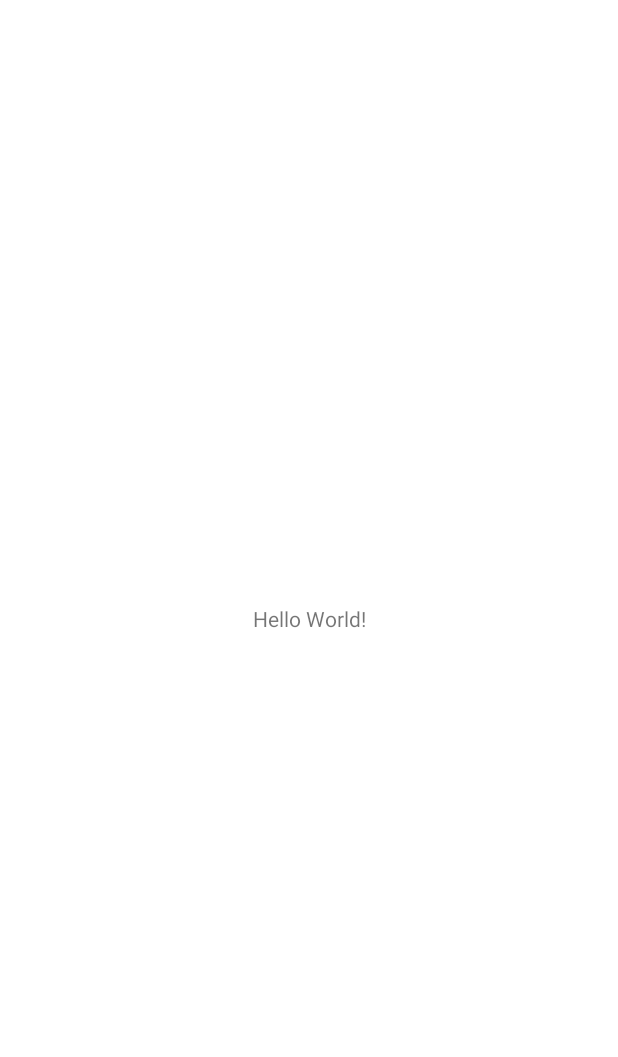
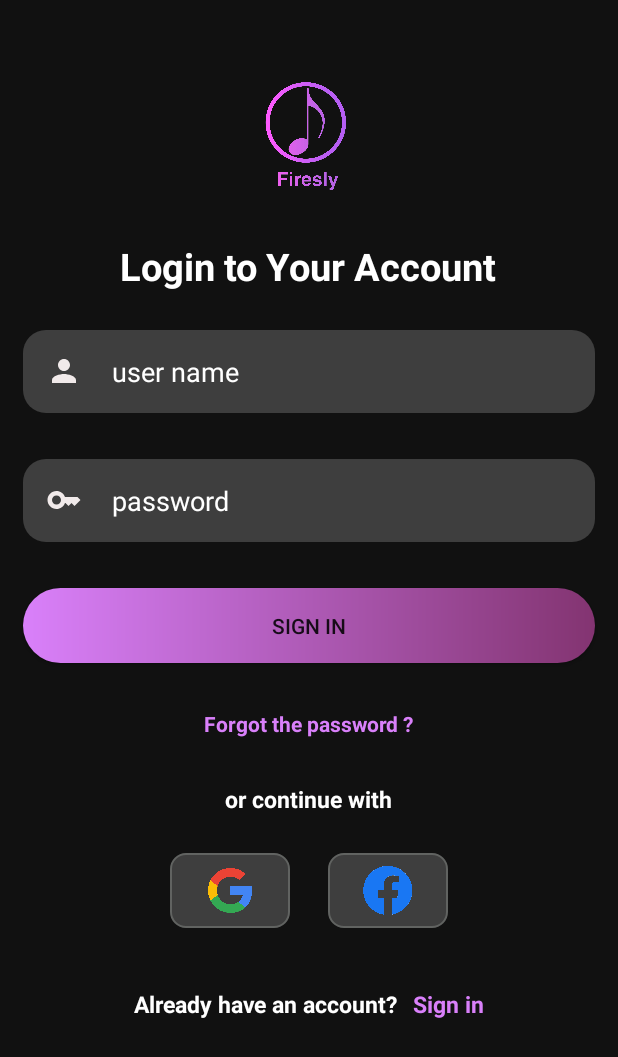
Before and after one commit to truongnnph24742/FireslyMusic_Nhom2, an Android app: the screen it shows after launch (MainActivity before the commit, ManHinhDangNhapActivity after it), on a phone screen of 412 x 824 dp. Before the commit the part shown is almost empty. Shown: the top 1057 px of the screen. Run offline under Robolectric (Android 15) with nearby library versions, the light colour scheme and no system bars.

Commit message:
Nguyễn Thế Hưng làm màn hình đăng nhập

```diff
--- a/app/src/main/AndroidManifest.xml
+++ b/app/src/main/AndroidManifest.xml
@@ -12,6 +12,13 @@
         android:supportsRtl="true"
         android:theme="@style/Theme.FireslyMusic_Nhom2_CP17310"
         tools:targetApi="31">
+        <activity
+            android:name=".Activity.ManHinhDangNhapActivity"
+            android:exported="false">
+            <meta-data
+                android:name="android.app.lib_name"
+                android:value="" />
+        </activity>
         <activity
             android:name=".MainActivity"
             android:exported="false">
--- a/app/src/main/java/com/example/fireslymusic_nhom2_cp17310/Activity/ManHinhChoActivity.java
+++ b/app/src/main/java/com/example/fireslymusic_nhom2_cp17310/Activity/ManHinhChoActivity.java
@@ -36,7 +36,7 @@ public class ManHinhChoActivity extends AppCompatActivity {
             @Override
             public void run() {
                 if(check.isEmpty()){
-                    startActivity(new Intent(ManHinhChoActivity.this, MainActivity.class));//chuyển vào màn hình đăng nhập
+                    startActivity(new Intent(ManHinhChoActivity.this, ManHinhDangNhapActivity.class));//chuyển vào màn hình đăng nhập
 
                 }
             }
--- /dev/null
+++ b/app/src/main/java/com/example/fireslymusic_nhom2_cp17310/Activity/ManHinhDangNhapActivity.java
@@ -0,0 +1,16 @@
+package com.example.fireslymusic_nhom2_cp17310.Activity;
+
+import androidx.appcompat.app.AppCompatActivity;
+
+import android.os.Bundle;
+
+import com.example.fireslymusic_nhom2_cp17310.R;
+
+public class ManHinhDangNhapActivity extends AppCompatActivity {
+
+    @Override
+    protected void onCreate(Bundle savedInstanceState) {
+        super.onCreate(savedInstanceState);
+        setContentView(R.layout.activity_man_hinh_dang_nhap);
+    }
+}
--- /dev/null
+++ b/app/src/main/res/drawable/custom_button_dangnhap.xml
@@ -0,0 +1,5 @@
+<?xml version="1.0" encoding="utf-8"?>
+<shape xmlns:android="http://schemas.android.com/apk/res/android">
+<gradient android:startColor="#D980FA" android:endColor="#833471"/>
+    <corners android:radius="30dp"/>
+</shape>
--- /dev/null
+++ b/app/src/main/res/drawable/custom_edit_dangnhap.xml
@@ -0,0 +1,5 @@
+<?xml version="1.0" encoding="utf-8"?>
+<shape xmlns:android="http://schemas.android.com/apk/res/android">
+<solid android:color="#30ffffff"/>
+    <corners android:radius="15dp"/>
+</shape>
--- /dev/null
+++ b/app/src/main/res/drawable/custom_icon_dangnhap.xml
@@ -0,0 +1,8 @@
+<?xml version="1.0" encoding="utf-8"?>
+<shape xmlns:android="http://schemas.android.com/apk/res/android">
+    <solid android:color="#30ffffff" />
+    <corners android:radius="10dp"/>
+    <stroke
+        android:width="1dp"
+        android:color="#616361" />
+</shape>
--- /dev/null
+++ b/app/src/main/res/drawable/ic_baseline_key_24.xml
@@ -0,0 +1,5 @@
+<vector android:height="24dp" android:tint="#F1EAEA"
+    android:viewportHeight="24" android:viewportWidth="24"
+    android:width="24dp" xmlns:android="http://schemas.android.com/apk/res/android">
+    <path android:fillColor="@android:color/white" android:pathData="M21,10h-8.35C11.83,7.67 9.61,6 7,6c-3.31,0 -6,2.69 -6,6s2.69,6 6,6c2.61,0 4.83,-1.67 5.65,-4H13l2,2l2,-2l2,2l4,-4.04L21,10zM7,15c-1.65,0 -3,-1.35 -3,-3c0,-1.65 1.35,-3 3,-3s3,1.35 3,3C10,13.65 8.65,15 7,15z"/>
+</vector>
--- /dev/null
+++ b/app/src/main/res/drawable/ic_baseline_person_24.xml
@@ -0,0 +1,5 @@
+<vector android:height="24dp" android:tint="#F1EAEA"
+    android:viewportHeight="24" android:viewportWidth="24"
+    android:width="24dp" xmlns:android="http://schemas.android.com/apk/res/android">
+    <path android:fillColor="@android:color/white" android:pathData="M12,12c2.21,0 4,-1.79 4,-4s-1.79,-4 -4,-4 -4,1.79 -4,4 1.79,4 4,4zM12,14c-2.67,0 -8,1.34 -8,4v2h16v-2c0,-2.66 -5.33,-4 -8,-4z"/>
+</vector>
--- /dev/null
+++ b/app/src/main/res/layout/activity_man_hinh_dang_nhap.xml
@@ -0,0 +1,124 @@
+<?xml version="1.0" encoding="utf-8"?>
+<LinearLayout xmlns:android="http://schemas.android.com/apk/res/android"
+    xmlns:app="http://schemas.android.com/apk/res-auto"
+    xmlns:tools="http://schemas.android.com/tools"
+    android:layout_width="match_parent"
+    android:layout_height="match_parent"
+    tools:context=".Activity.ManHinhDangNhapActivity"
+    android:background="#f111"
+    android:orientation="vertical">
+    <ImageView
+        android:layout_marginTop="10dp"
+        android:layout_width="150dp"
+        android:layout_height="150dp"
+        android:src="@drawable/img_mhc"
+        android:layout_gravity="center"
+        />
+    <TextView
+        android:layout_width="wrap_content"
+        android:layout_height="wrap_content"
+        android:text="Login to Your Account"
+        android:textSize="25dp"
+        android:textColor="@color/white"
+        android:layout_gravity="center"
+        android:textStyle="bold"
+        android:layout_marginBottom="10dp"/>
+    <EditText
+        android:layout_width="match_parent"
+        android:layout_height="wrap_content"
+        android:background="@drawable/custom_edit_dangnhap"
+        android:layout_margin="15dp"
+        android:padding="15dp"
+        android:drawableLeft="@drawable/ic_baseline_person_24"
+        android:drawablePadding="20dp"
+        android:hint="user name"
+        android:textColorHint="@color/white"
+        />
+    <EditText
+        android:layout_width="match_parent"
+        android:layout_height="wrap_content"
+        android:background="@drawable/custom_edit_dangnhap"
+        android:layout_margin="15dp"
+        android:padding="15dp"
+        android:drawableLeft="@drawable/ic_baseline_key_24"
+        android:drawablePadding="20dp"
+        android:hint="password"
+        android:inputType="textPassword"
+        android:textColorHint="@color/white"
+        />
+    <androidx.appcompat.widget.AppCompatButton
+        android:layout_width="match_parent"
+        android:layout_height="wrap_content"
+        android:layout_margin="15dp"
+        android:text="sign in"
+        android:padding="15dp"
+        android:background="@drawable/custom_button_dangnhap"/>
+    <TextView
+        android:layout_width="wrap_content"
+        android:layout_height="wrap_content"
+        android:text="Forgot the password ?"
+        android:layout_gravity="center"
+        android:textColor="#D980FA"
+        android:textStyle="bold"
+        android:layout_marginTop="15dp"
+        android:layout_marginBottom="30dp"/>
+    <TextView
+        android:layout_width="wrap_content"
+        android:layout_height="wrap_content"
+        android:textColor="@color/white"
+        android:text="or continue with"
+        android:layout_gravity="center"
+        android:textSize="15dp"
+        android:textStyle="bold"/>
+
+    <LinearLayout
+        android:layout_marginTop="25dp"
+        android:layout_width="wrap_content"
+        android:layout_height="wrap_content"
+        android:orientation="horizontal"
+        android:layout_gravity="center">
+        <ImageView
+            android:layout_width="80dp"
+            android:layout_height="50dp"
+            android:padding="10dp"
+            android:src="@drawable/gg"
+            android:background="@drawable/custom_icon_dangnhap"/>
+        <ImageView
+            android:layout_marginLeft="25dp"
+            android:layout_width="80dp"
+            android:layout_height="50dp"
+            android:padding="5dp"
+            android:src="@drawable/facebook_transparent"
+            android:background="@drawable/custom_icon_dangnhap"/>
+
+    </LinearLayout>
+    <LinearLayout
+        android:layout_marginTop="40dp"
+        android:layout_width="wrap_content"
+        android:layout_height="wrap_content"
+        android:orientation="horizontal"
+        android:layout_gravity="center">
+        <TextView
+            android:layout_width="wrap_content"
+            android:layout_height="wrap_content"
+            android:textColor="@color/white"
+            android:text="Already have an account?"
+            android:layout_gravity="center"
+            android:textSize="15dp"
+            android:textStyle="bold"/>
+        <TextView
+            android:layout_width="wrap_content"
+            android:layout_height="wrap_content"
+            android:textColor="#D980FA"
+            android:text="Sign in"
+            android:layout_marginLeft="10dp"
+            android:layout_gravity="center"
+            android:textSize="15dp"
+            android:textStyle="bold"/>
+
+    </LinearLayout>
+
+
+
+
+</LinearLayout>
--- a/app/src/main/res/values/colors.xml
+++ b/app/src/main/res/values/colors.xml
@@ -2,7 +2,7 @@
 <resources>
     <color name="purple_200">#FFBB86FC</color>
     <color name="purple_500">#FF6200EE</color>
-    <color name="purple_700">#FF3700B3</color>
+    <color name="purple_700">#f111</color>
     <color name="teal_200">#FF03DAC5</color>
     <color name="teal_700">#FF018786</color>
     <color name="black">#FF000000</color>
```
Also changed, not shown: app/src/main/res/drawable/facebook_transparent.png (added), app/src/main/res/drawable/gg.png (added), app/src/main/res/drawable/img.png (added), 1 other file.
